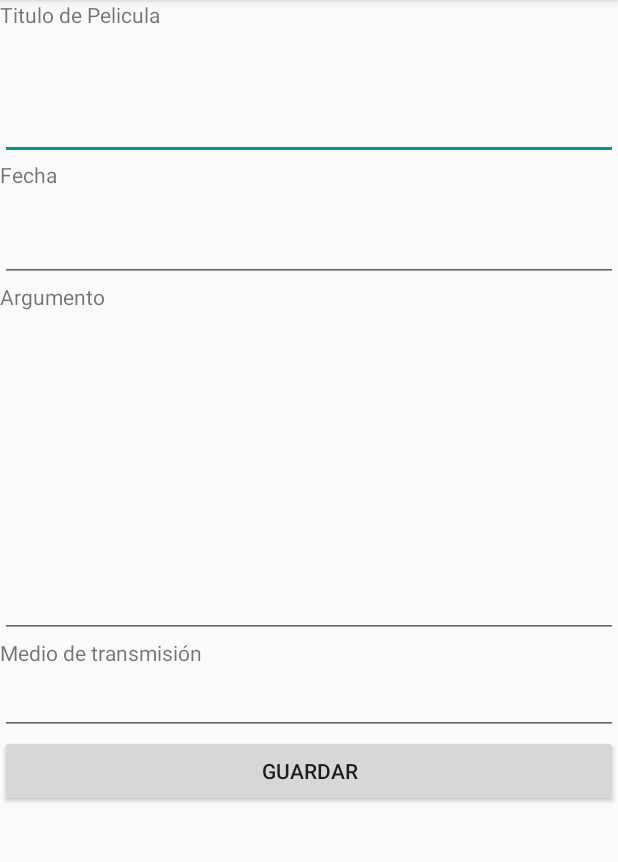
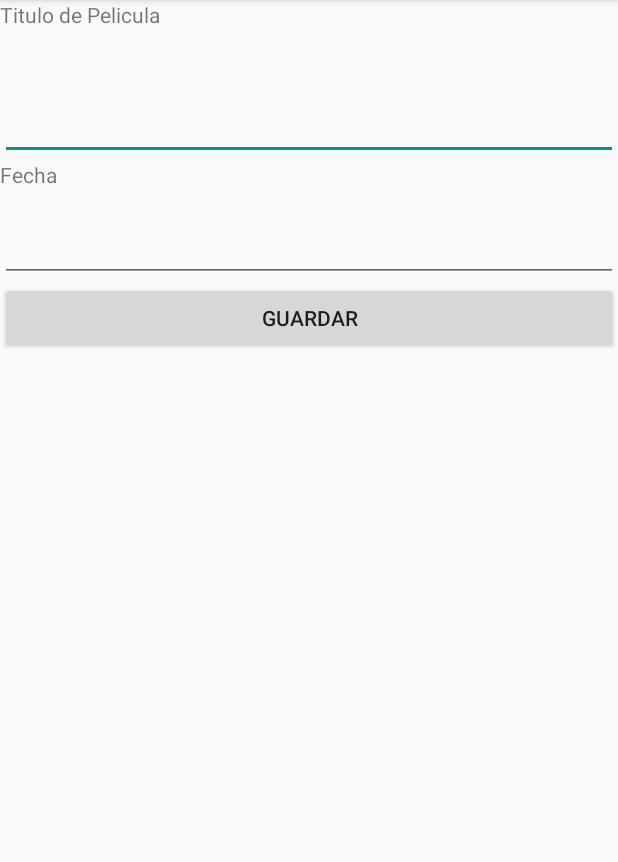
Before and after one commit to RominaDelgado/TdPProyectoFinal, an Android app: the screen it shows after launch (agregar_nota), after a tap on an icon or button, on a phone screen of 412 x 824 dp, the part 84-946 px from its top. Run offline under Robolectric (Android 15) with nearby library versions, the phone set to English and light mode, and no system bars.

Commit message:
settings

```diff
--- a/app/build.gradle
+++ b/app/build.gradle
@@ -26,6 +26,7 @@ dependencies {
     implementation 'androidx.constraintlayout:constraintlayout:1.1.3'
     implementation 'com.google.android.material:material:1.0.0'
     implementation 'androidx.vectordrawable:vectordrawable:1.0.1'
+    implementation 'androidx.preference:preference:1.1.0-rc01'
     testImplementation 'junit:junit:4.12'
     androidTestImplementation 'androidx.test:runner:1.2.0'
     androidTestImplementation 'androidx.test.espresso:espresso-core:3.2.0'
--- a/app/src/main/res/layout/activity_agregar_nota.xml
+++ b/app/src/main/res/layout/activity_agregar_nota.xml
@@ -38,34 +38,6 @@
             android:inputType="date"
             tools:visibility="visible" />
 
-        <TextView
-            android:id="@+id/textView_argumento"
-            android:layout_width="match_parent"
-            android:layout_height="wrap_content"
-            android:text="Argumento" />
-
-        <EditText
-            android:id="@+id/editText_argumento"
-            android:layout_width="match_parent"
-            android:layout_height="218dp"
-            android:ems="10"
-            android:gravity="start|top"
-            android:inputType="textMultiLine" />
-
-        <TextView
-            android:id="@+id/textView_medioTransmision"
-            android:layout_width="match_parent"
-            android:layout_height="wrap_content"
-            android:text="Medio de transmisión" />
-
-        <EditText
-            android:id="@+id/editText_medioTransmision"
-            android:layout_width="match_parent"
-            android:layout_height="wrap_content"
-            android:ems="10"
-            android:inputType="textPersonName"
-            tools:visibility="visible" />
-
         <Button
             android:id="@+id/button_guardar"
             android:layout_width="match_parent"
--- a/app/src/main/res/layout/activity_main.xml
+++ b/app/src/main/res/layout/activity_main.xml
@@ -16,6 +16,7 @@
             android:layout_width="match_parent"
             android:layout_height="?attr/actionBarSize"
             android:background="?attr/colorPrimary"
+            android:visibility="visible"
             app:popupTheme="@style/AppTheme.PopupOverlay" />
 
     </com.google.android.material.appbar.AppBarLayout>
--- a/app/src/main/res/menu/menu_main.xml
+++ b/app/src/main/res/menu/menu_main.xml
@@ -2,9 +2,16 @@
     xmlns:app="http://schemas.android.com/apk/res-auto"
     xmlns:tools="http://schemas.android.com/tools"
     tools:context="com.example.MovieNote.MainActivity">
+
+
     <item
-        android:id="@+id/action_settings"
+        android:id="@+id/action_about"
         android:orderInCategory="100"
-        android:title="@string/action_settings"
+        android:title="@string/About"
+        app:showAsAction="never" />
+    <item
+        android:id="@+id/action_salir"
+        android:orderInCategory="100"
+        android:title="@string/Salir"
         app:showAsAction="never" />
 </menu>
```
Also changed, not shown: app/src/main/AndroidManifest.xml (+10 -1 lines), app/src/main/java/com/example/MovieNote/Anotacion.java (added, +8 -0 lines), app/src/main/java/com/example/MovieNote/AnotacionSimple.java (added, +34 -0 lines), app/src/main/java/com/example/MovieNote/Informacion.java (added, +14 -0 lines), app/src/main/java/com/example/MovieNote/ListadoAnotaciones.java (added, +17 -0 lines), app/src/main/java/com/example/MovieNote/MainActivity.java (+13 -7 lines), app/src/main/res/layout/activity_informacion.xml (added, +18 -0 lines), app/src/main/res/values/arrays.xml (added, +12 -0 lines), app/src/main/res/values/strings.xml (+20 -0 lines), app/src/main/res/xml/root_preferences.xml (added, +51 -0 lines).
